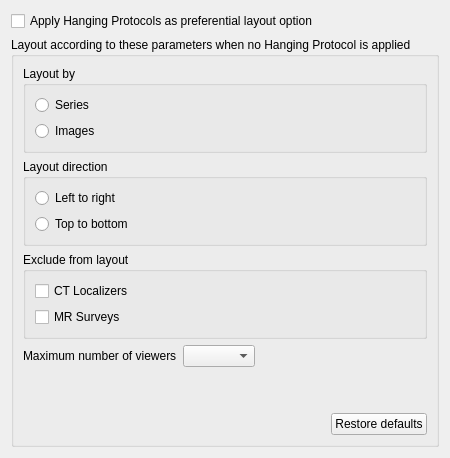
Before: the Qt Designer form starviewer/src/core/qlayoutoptionswidgetbase.ui in starviewer-medical/starviewer, drawn with Qt 5.
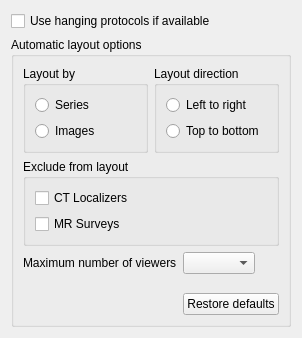
After: the same form once the commit is applied. Icons and pictures are not drawn.

Commit message:
ENH: Fine-tune the configuration dialog.
Overall layout are less vertical to better use the available space and
reduce the presence of scrollbars. Also, the tab order has been fixed.

Diff of the .ui file:
```diff
--- a/starviewer/src/core/qlayoutoptionswidgetbase.ui
+++ b/starviewer/src/core/qlayoutoptionswidgetbase.ui
@@ -2,84 +2,98 @@
 <ui version="4.0">
  <class>udg::QLayoutOptionsWidgetBase</class>
  <widget class="QWidget" name="udg::QLayoutOptionsWidgetBase">
+  <property name="geometry">
+   <rect>
+    <x>0</x>
+    <y>0</y>
+    <width>302</width>
+    <height>338</height>
+   </rect>
+  </property>
   <property name="windowTitle">
    <string/>
   </property>
-  <layout class="QGridLayout" name="gridLayout_2">
-   <item row="1" column="0">
+  <layout class="QVBoxLayout" name="verticalLayout">
+   <item>
+    <widget class="QCheckBox" name="m_applyHangingProtocolAsFirstOptionCheckBox">
+     <property name="text">
+      <string>Use hanging protocols if available</string>
+     </property>
+    </widget>
+   </item>
+   <item>
     <widget class="QGroupBox" name="groupBox">
      <property name="title">
-      <string>Layout according to these parameters when no Hanging Protocol is applied</string>
+      <string>Automatic layout options</string>
      </property>
      <property name="flat">
       <bool>false</bool>
      </property>
-     <layout class="QGridLayout" name="gridLayout">
-      <item row="4" column="0" colspan="2">
-       <spacer name="verticalSpacer">
-        <property name="orientation">
-         <enum>Qt::Vertical</enum>
-        </property>
-        <property name="sizeHint" stdset="0">
-         <size>
-          <width>20</width>
-          <height>40</height>
-         </size>
-        </property>
-       </spacer>
-      </item>
-      <item row="3" column="0" colspan="2">
-       <layout class="QHBoxLayout" name="horizontalLayout_5">
+     <layout class="QVBoxLayout" name="verticalLayout_5">
+      <item>
+       <layout class="QHBoxLayout" name="horizontalLayout">
         <item>
-         <widget class="QLabel" name="label_3">
-          <property name="text">
-           <string>Maximum number of viewers</string>
+         <widget class="QGroupBox" name="groupBox_2">
+          <property name="title">
+           <string>Layout by</string>
           </property>
+          <layout class="QVBoxLayout" name="verticalLayout_2">
+           <item>
+            <widget class="QRadioButton" name="m_unfoldBySeriesRadioButton">
+             <property name="text">
+              <string>Series</string>
+             </property>
+            </widget>
+           </item>
+           <item>
+            <widget class="QRadioButton" name="m_unfoldByImagesRadioButton">
+             <property name="text">
+              <string>Images</string>
+             </property>
+            </widget>
+           </item>
+          </layout>
          </widget>
         </item>
         <item>
-         <widget class="QComboBox" name="m_maxViewersComboBox"/>
-        </item>
-        <item>
-         <spacer name="horizontalSpacer_2">
-          <property name="orientation">
-           <enum>Qt::Horizontal</enum>
+         <widget class="QGroupBox" name="groupBox_3">
+          <property name="title">
+           <string>Layout direction</string>
           </property>
-          <property name="sizeHint" stdset="0">
-           <size>
-            <width>40</width>
-            <height>20</height>
-           </size>
-          </property>
-         </spacer>
+          <layout class="QVBoxLayout" name="verticalLayout_3">
+           <item>
+            <widget class="QRadioButton" name="m_leftToRightRadioButton">
+             <property name="text">
+              <string>Left to right</string>
+             </property>
+            </widget>
+           </item>
+           <item>
+            <widget class="QRadioButton" name="m_topToBottomRadioButton">
+             <property name="text">
+              <string>Top to bottom</string>
+             </property>
+            </widget>
+           </item>
+          </layout>
+         </widget>
         </item>
        </layout>
       </item>
-      <item row="5" column="1">
-       <widget class="QPushButton" name="m_restoreDefaultsButton">
-        <property name="text">
-         <string>Restore defaults</string>
-        </property>
-        <property name="icon">
-         <iconset resource="../main/main.qrc">
-          <normaloff>:/images/icons/edit-clear.svg</normaloff>:/images/icons/edit-clear.svg</iconset>
-        </property>
-       </widget>
-      </item>
-      <item row="2" column="0" colspan="2">
-       <widget class="QGroupBox" name="groupBox_8">
+      <item>
+       <widget class="QGroupBox" name="groupBox_4">
         <property name="title">
          <string>Exclude from layout</string>
         </property>
-        <layout class="QGridLayout" name="gridLayout_7">
-         <item row="0" column="0">
+        <layout class="QVBoxLayout" name="verticalLayout_4">
+         <item>
           <widget class="QCheckBox" name="m_localizerCheckBox">
            <property name="text">
             <string>CT Localizers</string>
            </property>
           </widget>
          </item>
-         <item row="1" column="0">
+         <item>
           <widget class="QCheckBox" name="m_surveyCheckBox">
            <property name="text">
             <string>MR Surveys</string>
@@ -89,75 +103,80 @@
         </layout>
        </widget>
       </item>
-      <item row="1" column="0" colspan="2">
-       <widget class="QGroupBox" name="groupBox_7">
-        <property name="title">
-         <string>Layout direction</string>
-        </property>
-        <layout class="QGridLayout" name="gridLayout_6">
-         <item row="0" column="0">
-          <widget class="QRadioButton" name="m_leftToRightRadioButton">
-           <property name="text">
-            <string>Left to right</string>
-           </property>
-          </widget>
-         </item>
-         <item row="1" column="0">
-          <widget class="QRadioButton" name="m_topToBottomRadioButton">
-           <property name="text">
-            <string>Top to bottom</string>
-           </property>
-          </widget>
-         </item>
-        </layout>
-       </widget>
+      <item>
+       <layout class="QHBoxLayout" name="horizontalLayout_5">
+        <item>
+         <widget class="QLabel" name="label_3">
+          <property name="text">
+           <string>Maximum number of viewers</string>
+          </property>
+         </widget>
+        </item>
+        <item>
+         <widget class="QComboBox" name="m_maxViewersComboBox"/>
+        </item>
+        <item>
+         <spacer name="horizontalSpacer_2">
+          <property name="orientation">
+           <enum>Qt::Horizontal</enum>
+          </property>
+          <property name="sizeHint" stdset="0">
+           <size>
+            <width>40</width>
+            <height>20</height>
+           </size>
+          </property>
+         </spacer>
+        </item>
+       </layout>
       </item>
-      <item row="0" column="0" colspan="2">
-       <widget class="QGroupBox" name="groupBox_6">
-        <property name="title">
-         <string>Layout by</string>
-        </property>
-        <layout class="QGridLayout" name="gridLayout_5">
-         <item row="0" column="0">
-          <widget class="QRadioButton" name="m_unfoldBySeriesRadioButton">
-           <property name="text">
-            <string>Series</string>
-           </property>
-          </widget>
-         </item>
-         <item row="1" column="0">
-          <widget class="QRadioButton" name="m_unfoldByImagesRadioButton">
-           <property name="text">
-            <string>Images</string>
-           </property>
-          </widget>
-         </item>
-        </layout>
-       </widget>
-      </item>
-      <item row="5" column="0">
-       <spacer name="horizontalSpacer">
+      <item>
+       <spacer name="verticalSpacer">
         <property name="orientation">
-         <enum>Qt::Horizontal</enum>
+         <enum>Qt::Vertical</enum>
+        </property>
+        <property name="sizeType">
+         <enum>QSizePolicy::Maximum</enum>
         </property>
         <property name="sizeHint" stdset="0">
          <size>
-          <width>40</width>
+          <width>20</width>
           <height>20</height>
          </size>
         </property>
        </spacer>
       </item>
+      <item>
+       <layout class="QHBoxLayout" name="horizontalLayout_2">
+        <item>
+         <spacer name="horizontalSpacer">
+          <property name="orientation">
+           <enum>Qt::Horizontal</enum>
+          </property>
+          <property name="sizeHint" stdset="0">
+           <size>
+            <width>40</width>
+            <height>20</height>
+           </size>
+          </property>
+         </spacer>
+        </item>
+        <item>
+         <widget class="QPushButton" name="m_restoreDefaultsButton">
+          <property name="text">
+           <string>Restore defaults</string>
+          </property>
+          <property name="icon">
+           <iconset resource="../main/main.qrc">
+            <normaloff>:/images/icons/edit-clear.svg</normaloff>:/images/icons/edit-clear.svg</iconset>
+          </property>
+         </widget>
+        </item>
+       </layout>
+      </item>
      </layout>
     </widget>
    </item>
-   <item row="0" column="0">
-    <widget class="QCheckBox" name="m_applyHangingProtocolAsFirstOptionCheckBox">
-     <property name="text">
-      <string>Apply Hanging Protocols as preferential layout option</string>
-     </property>
-    </widget>
-   </item>
   </layout>
  </widget>
  <resources>
```
The commit also changes 5 other files.
